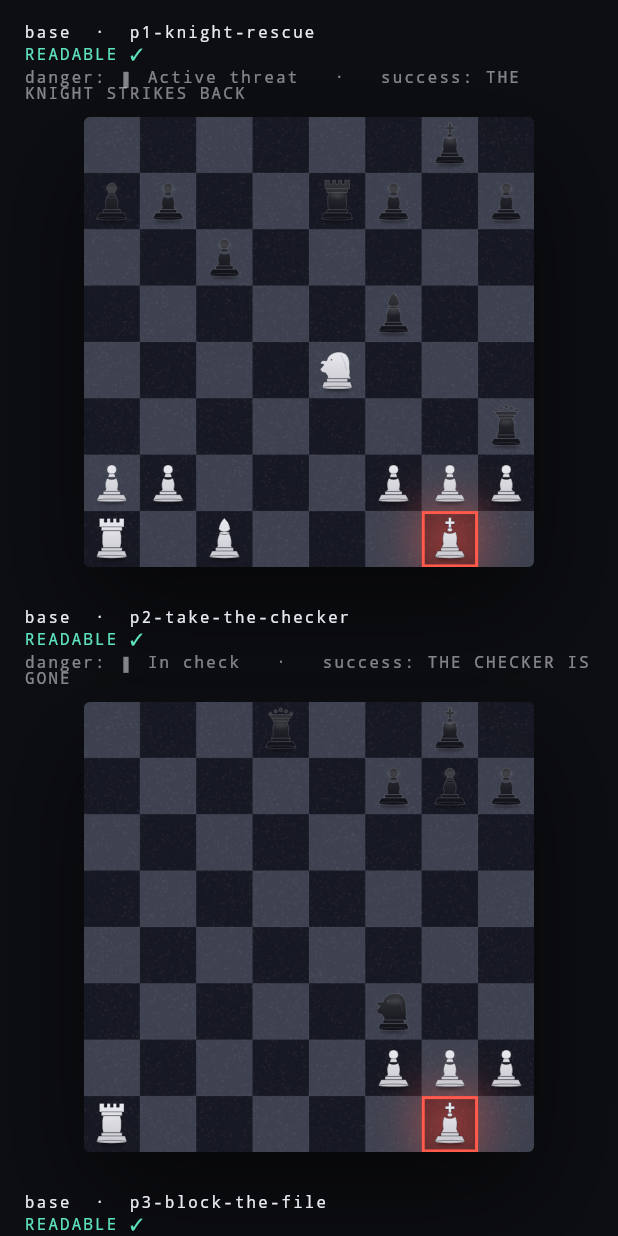
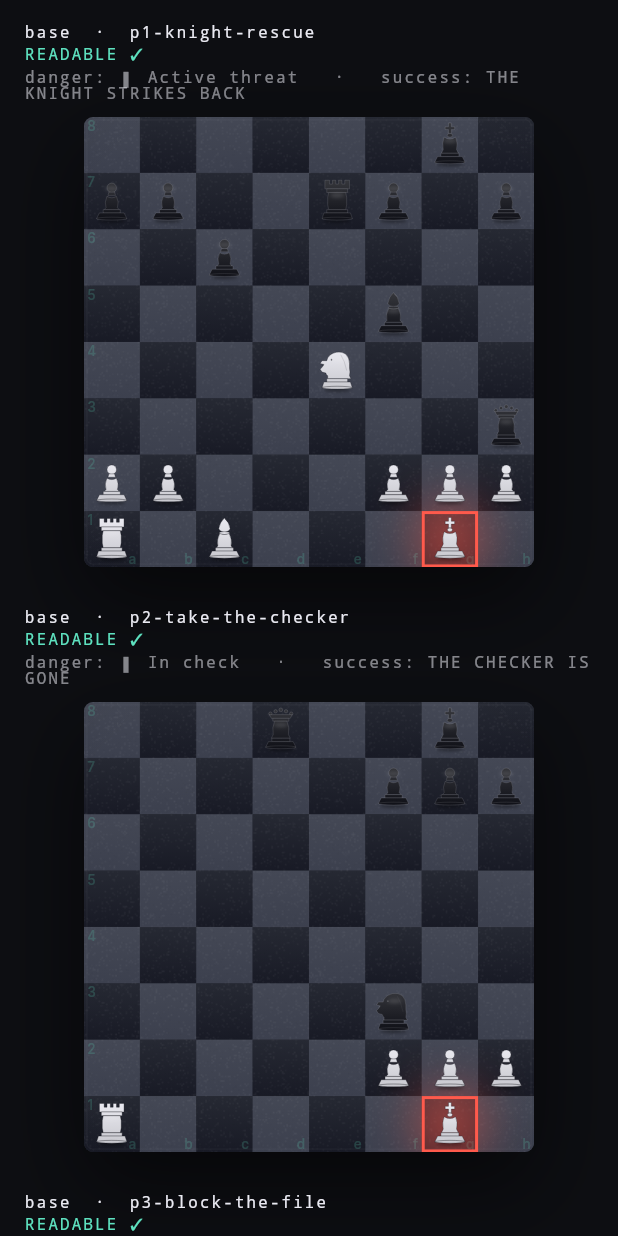
Before and after one commit to fvarli/chess-rescue, a Flutter app: the _GalleryScreen screen opened directly, on a phone screen of 412 x 824 dp. Run offline on Flutter 3.47's test engine with Material 3 defaults, Android fonts, the phone set to English and light mode, and no system bars; our stand-ins replace shared_preferences; accounts and stored records are empty.

Commit message:
feat(board): introduce premium board materials and coordinate system

```diff
--- a/lib/core/theme/app_theme.dart
+++ b/lib/core/theme/app_theme.dart
@@ -13,13 +13,6 @@ class AppColors {
   static const Color textMuted = Color(0x52EAEAF2); // 32% alpha
   static const Color hairline = Color(0x12FFFFFF); // 7% white
 
-  // V1 polish: slight contrast nudge for the checker — lighter squares a hair
-  // brighter, darker squares a hair deeper — to deepen the surface read once
-  // the grain overlay and inner vignette are layered on top.
-  static const Color boardLight = Color(0xFF3E4250);
-  static const Color boardDark = Color(0xFF161823);
-  static const Color gridLine = Color(0x0AFFFFFF); // 4% white
-
   static const Color danger = Color(0xFFFF5A4C);
   static const Color rescue = Color(0xFF5EE2C0);
   static const Color accent = Color(0xFF8AA1FF);
@@ -29,7 +22,6 @@ class AppColors {
   static const Color backdropRescue = Color(0xFF0E2A23); // radial gradient core
   static const Color onRescue = Color(0xFF062019); // text on the mint footer
   static const Color pillFill = Color(0xB30D0E12); // status pill background
-  static const Color boardShadow = Color(0x8C000000); // board drop shadow
 }
 
 class AppText {
--- a/lib/core/theme/tokens/colors.dart
+++ b/lib/core/theme/tokens/colors.dart
@@ -66,8 +66,18 @@ abstract final class ColorTokens {
   /// Light board squares — warm slate. Anchor for premium board look.
   static const Color boardLight = Color(0xFF3E4250);
 
-  /// Dark board squares — deep charcoal.
-  static const Color boardDark = Color(0xFF161823);
+  /// Dark board squares — deep charcoal with a slight L lift so the
+  /// silhouettes of dark pieces (`pieceDark #0C0D14`) read against the
+  /// surface without needing extra shadow.
+  static const Color boardDark = Color(0xFF181B26);
+
+  /// Grid line tint — 2.5% white. Whispers between squares once each
+  /// square carries its own subtle gradient.
+  static const Color boardGridLine = Color(0x06FFFFFF);
+
+  /// Board outer drop shadow (55% black). Separate from the generic
+  /// `shadow` token (25%) which is for inline card elevation.
+  static const Color boardShadow = Color(0x8C000000);
 
   // ── Piece materials ─────────────────────────────────────────────────────
   /// Light pieces — near-white ivory.
--- a/lib/features/rescue_game/widgets/board_widget.dart
+++ b/lib/features/rescue_game/widgets/board_widget.dart
@@ -7,6 +7,7 @@ import '../../../core/models/piece.dart';
 import '../../../core/models/square.dart';
 import '../../../core/theme/app_theme.dart';
 import '../../../core/theme/motion.dart';
+import '../../../core/theme/tokens.dart';
 import '../game_state.dart';
 import 'piece_widget.dart';
 
@@ -313,19 +314,20 @@ class _BoardWidgetState extends State<BoardWidget>
       height: widget.size,
       child: DecoratedBox(
         decoration: BoxDecoration(
-          color: AppColors.boardDark,
+          color: ColorTokens.boardDark,
           boxShadow: const [
             BoxShadow(
-              color: AppColors.boardShadow,
-              offset: Offset(0, 30),
-              blurRadius: 60,
+              color: ColorTokens.boardShadow,
+              offset: Offset(0, 22),
+              blurRadius: 48,
+              spreadRadius: -2,
             ),
           ],
           border: Border.all(color: AppColors.hairline, width: 1),
-          borderRadius: BorderRadius.circular(4),
+          borderRadius: BorderRadius.circular(6),
         ),
         child: ClipRRect(
-          borderRadius: BorderRadius.circular(4),
+          borderRadius: BorderRadius.circular(6),
           child: AnimatedBuilder(
             animation: _ambientBreath,
             builder: (context, child) {
@@ -345,6 +347,7 @@ class _BoardWidgetState extends State<BoardWidget>
                 // V1 depth polish: soft inner vignette deepens the edges
                 // without dimming the centre (where the action lives).
                 _buildInnerVignette(),
+                _buildInnerBezel(),
                 _buildDangerGlow(),
                 _buildFailedFlash(),
                 // V2 — coral rim flashes once on failed commits. Sits above
@@ -377,7 +380,7 @@ class _BoardWidgetState extends State<BoardWidget>
     return const Positioned.fill(
       child: IgnorePointer(
         child: Opacity(
-          opacity: 0.55,
+          opacity: 0.45,
           child: DecoratedBox(
             decoration: BoxDecoration(
               image: DecorationImage(
@@ -402,8 +405,27 @@ class _BoardWidgetState extends State<BoardWidget>
             gradient: RadialGradient(
               center: Alignment.center,
               radius: 0.95,
-              colors: [Color(0x00000000), Color(0x14000000)],
-              stops: [0.55, 1.0],
+              colors: [Color(0x00000000), Color(0x1C000000)],
+              stops: [0.62, 1.0],
+            ),
+          ),
+        ),
+      ),
+    );
+  }
+
+  // Hairline inset stroke that reads as the polished inner edge of the
+  // board frame. ~6% white is barely visible; the eye registers the edge
+  // as a felt bezel, not a drawn line.
+  Widget _buildInnerBezel() {
+    return Positioned.fill(
+      child: IgnorePointer(
+        child: Padding(
+          padding: const EdgeInsets.all(2),
+          child: DecoratedBox(
+            decoration: BoxDecoration(
+              borderRadius: BorderRadius.circular(4),
+              border: Border.all(width: 0.5, color: const Color(0x0FEAEAF2)),
             ),
           ),
         ),
@@ -412,20 +434,43 @@ class _BoardWidgetState extends State<BoardWidget>
   }
 
   Widget _buildSquares() {
+    // Gate coordinate labels on a minimum board size so they never read as
+    // noise on tiny embedded previews. 280 covers every BoardWidget consumer
+    // in the current screens.
+    final showCoords = widget.size >= 280;
     final cells = <Widget>[];
     for (int j = 0; j < 8; j++) {
       for (int i = 0; i < 8; i++) {
         final file = i;
         final rank = 7 - j;
         final isLight = (file + rank) % 2 == 1;
+        final baseColor = isLight
+            ? ColorTokens.boardLight
+            : ColorTokens.boardDark;
+        // Asymmetric gradient: light squares symmetric ±3% (polished tile);
+        // dark squares lift +6% at top, -2% at bottom (perceptual ground for
+        // dark pieces without changing the body color identity).
+        final topColor = isLight
+            ? Color.lerp(baseColor, Colors.white, 0.03)!
+            : Color.lerp(baseColor, Colors.white, 0.06)!;
+        final bottomColor = isLight
+            ? Color.lerp(baseColor, Colors.black, 0.03)!
+            : Color.lerp(baseColor, Colors.black, 0.02)!;
         cells.add(
           Positioned(
             left: i * _sq,
             top: j * _sq,
             width: _sq,
             height: _sq,
-            child: ColoredBox(
-              color: isLight ? AppColors.boardLight : AppColors.boardDark,
+            child: DecoratedBox(
+              decoration: BoxDecoration(
+                gradient: LinearGradient(
+                  begin: Alignment.topCenter,
+                  end: Alignment.bottomCenter,
+                  colors: [topColor, bottomColor],
+                ),
+              ),
+              child: showCoords ? _coordOverlay(file: file, rank: rank) : null,
             ),
           ),
         );
@@ -433,6 +478,59 @@ class _BoardWidgetState extends State<BoardWidget>
     }
     return Stack(children: cells);
   }
+
+  // Engraved coordinate labels — files (a–h) inside the bottom edge of
+  // rank-0 squares; ranks (1–8) inside the top edge of file-0 squares.
+  // Effective alpha ~19% (coordinateAccent 35% × Opacity 0.55) so they feel
+  // engraved into the board rather than overlaid as labels.
+  Widget? _coordOverlay({required int file, required int rank}) {
+    final isBottomRow = rank == 0;
+    final isLeftCol = file == 0;
+    if (!isBottomRow && !isLeftCol) return null;
+    final pad = _sq * 0.06;
+    final children = <Widget>[];
+    if (isBottomRow) {
+      children.add(
+        Align(
+          alignment: Alignment.bottomRight,
+          child: Padding(
+            padding: EdgeInsets.only(right: pad, bottom: pad * 0.6),
+            child: _coordLabel(_fileLetter(file)),
+          ),
+        ),
+      );
+    }
+    if (isLeftCol) {
+      children.add(
+        Align(
+          alignment: Alignment.topLeft,
+          child: Padding(
+            padding: EdgeInsets.only(left: pad, top: pad * 0.6),
+            child: _coordLabel('${rank + 1}'),
+          ),
+        ),
+      );
+    }
+    return IgnorePointer(child: Stack(children: children));
+  }
+
+  Widget _coordLabel(String text) => Opacity(
+    opacity: 0.55,
+    child: Text(
+      text,
+      style: const TextStyle(
+        fontFamily: 'Inter',
+        fontSize: 9,
+        fontWeight: FontWeight.w500,
+        letterSpacing: 0.4,
+        color: ColorTokens.coordinateAccent,
+        height: 1.0,
+      ),
+    ),
+  );
+
+  static String _fileLetter(int file) =>
+      const ['a', 'b', 'c', 'd', 'e', 'f', 'g', 'h'][file];
 
   Widget _buildGridLines() {
     return IgnorePointer(
@@ -1020,7 +1118,7 @@ class _GridPainter extends CustomPainter {
   @override
   void paint(Canvas canvas, Size size) {
     final paint = Paint()
-      ..color = AppColors.gridLine
+      ..color = ColorTokens.boardGridLine
       ..strokeWidth = 0.5;
     for (int k = 1; k < 8; k++) {
       final x = k * squareSize;
```
Also changed, not shown: 2 other files.
